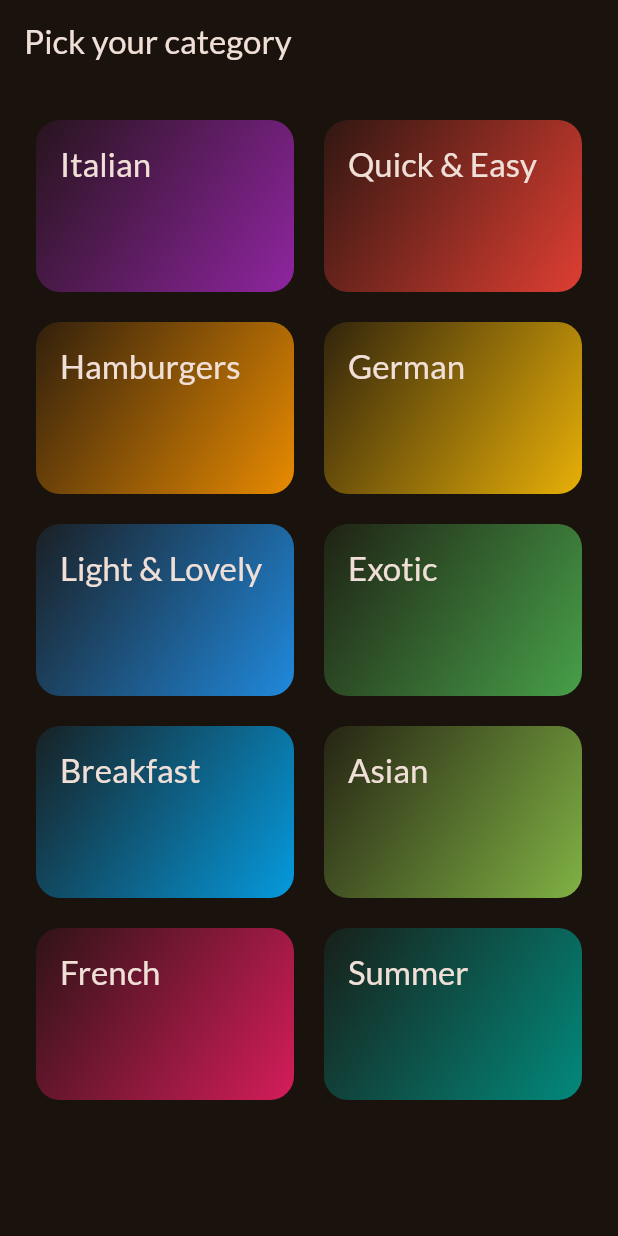
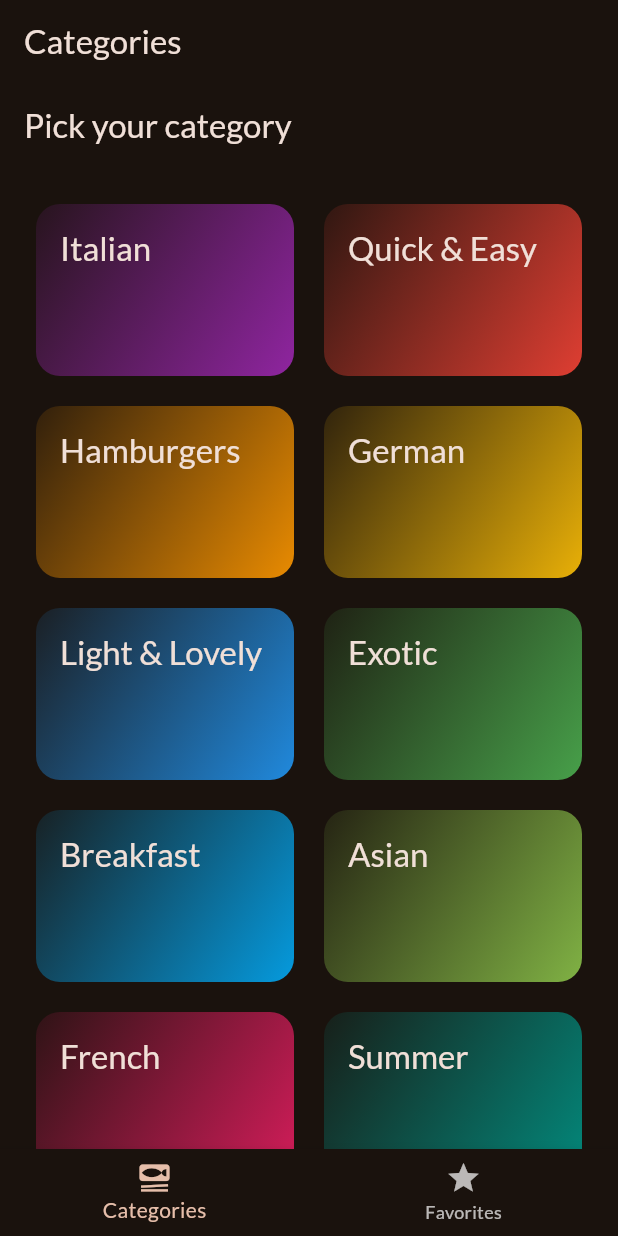
Before and after one commit to prithvirajbaral/meals_app, a Flutter app: the screen it shows after launch, on a phone screen of 412 x 824 dp. Run offline on Flutter 3.47's test engine with Material 3 defaults, Android fonts, the phone set to English and light mode, and no system bars; our stand-ins replace google_fonts, transparent_image.

Commit message:
Set up main.dart with custom theme and initialized TabsScreen as the home screen

```diff
--- a/lib/main.dart
+++ b/lib/main.dart
@@ -1,6 +1,7 @@
 import 'package:flutter/material.dart';
 import 'package:google_fonts/google_fonts.dart';
-import 'package:meals_app/screens/categories.dart';
+import 'package:meals_app/screens/tabs.dart';
+// import 'package:meals_app/screens/categories.dart';
 
 final theme = ThemeData(
   useMaterial3: true,
@@ -20,6 +21,6 @@ class App extends StatelessWidget {
 
   @override
   Widget build(BuildContext context) {
-    return MaterialApp(theme: theme, home: const CategoriesScreen());
+    return MaterialApp(theme: theme, home: const TabsScreen());
   }
 }
```
